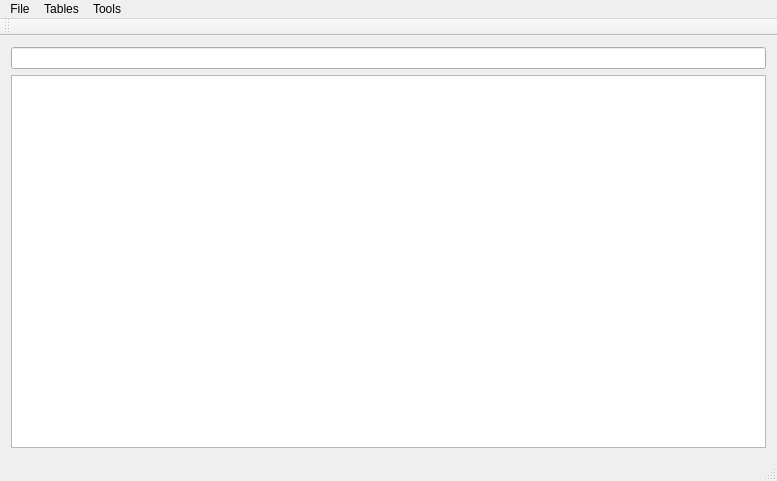
First picture: the form in mainwindow.ui, repository LebedevRI/dbms, before the edit.
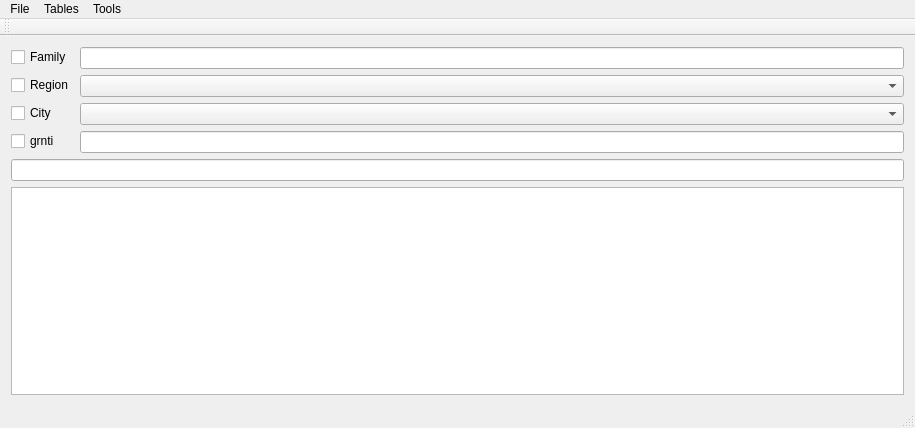
Second picture: the form after the edit.

Patch:
```diff
--- a/mainwindow.ui
+++ b/mainwindow.ui
@@ -6,8 +6,8 @@
    <rect>
     <x>0</x>
     <y>0</y>
-    <width>777</width>
-    <height>481</height>
+    <width>915</width>
+    <height>428</height>
    </rect>
   </property>
   <property name="windowTitle">
@@ -24,11 +24,51 @@
     <item>
      <layout class="QVBoxLayout" name="verticalLayout">
       <item>
-       <widget class="QLineEdit" name="filter">
-        <property name="text">
-         <string/>
-        </property>
-       </widget>
+       <layout class="QFormLayout" name="formLayout">
+        <item row="0" column="0">
+         <widget class="QCheckBox" name="checkBox">
+          <property name="text">
+           <string>Family</string>
+          </property>
+         </widget>
+        </item>
+        <item row="1" column="0">
+         <widget class="QCheckBox" name="checkBox_2">
+          <property name="text">
+           <string>Region</string>
+          </property>
+         </widget>
+        </item>
+        <item row="2" column="0">
+         <widget class="QCheckBox" name="checkBox_3">
+          <property name="text">
+           <string>City</string>
+          </property>
+         </widget>
+        </item>
+        <item row="3" column="0">
+         <widget class="QCheckBox" name="checkBox_4">
+          <property name="text">
+           <string>grnti</string>
+          </property>
+         </widget>
+        </item>
+        <item row="0" column="1">
+         <widget class="QLineEdit" name="lineEdit"/>
+        </item>
+        <item row="3" column="1">
+         <widget class="QLineEdit" name="lineEdit_2"/>
+        </item>
+        <item row="1" column="1">
+         <widget class="QComboBox" name="comboBox"/>
+        </item>
+        <item row="2" column="1">
+         <widget class="QComboBox" name="comboBox_2"/>
+        </item>
+       </layout>
+      </item>
+      <item>
+       <widget class="QLineEdit" name="filter"/>
       </item>
       <item>
        <widget class="QTableView" name="tableView">
@@ -64,7 +104,7 @@
     <rect>
      <x>0</x>
      <y>0</y>
-     <width>777</width>
+     <width>915</width>
      <height>22</height>
     </rect>
    </property>
```
